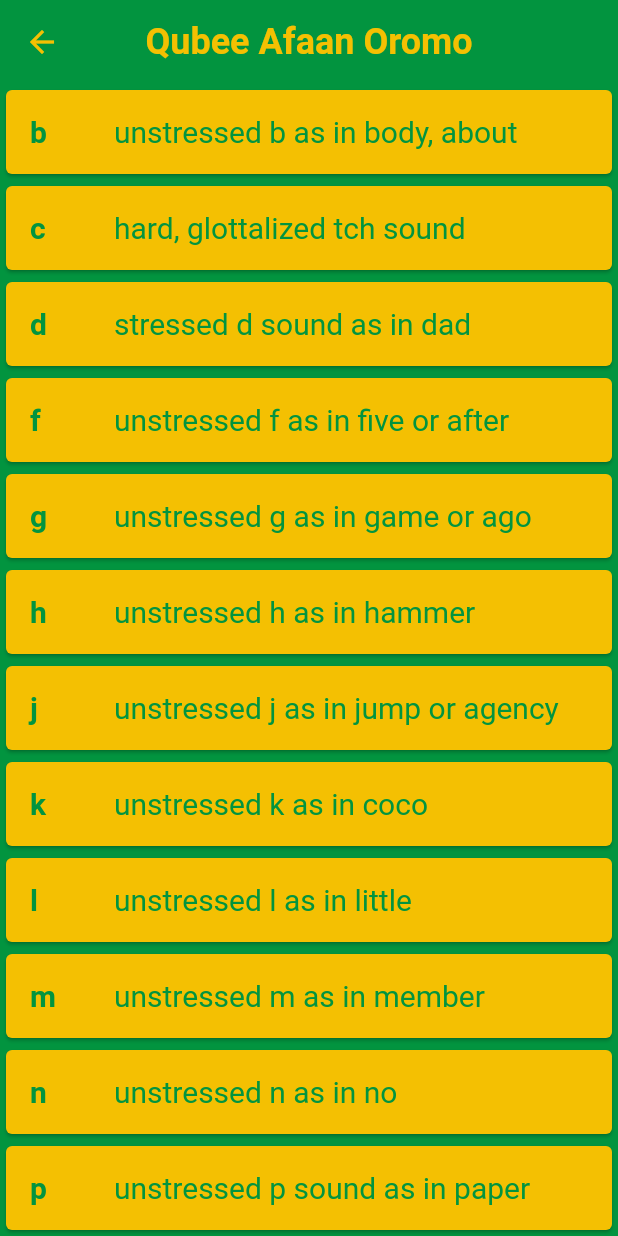
After one commit to JemalAbdullahi/OromoDictionary, a Flutter app: the OromoAlphabetScreen screen opened by its route, on a phone screen of 412 x 824 dp. The commit adds this screen. Run offline on Flutter 3.47's test engine with Material 2 defaults, Android fonts, the light colour scheme and no system bars; our stand-ins replace google_fonts, just_audio, marquee; Roboto replaces fonts that are missing (Heebo).

Commit message:
oromo translation breakdown

```diff
--- a/lib/src/app.dart
+++ b/lib/src/app.dart
@@ -1,5 +1,6 @@
 import 'package:flutter/material.dart';
 import 'package:flutter/services.dart';
+import 'package:oromo_dictionary/src/screens/oromo_alphabet_screen.dart';
 import 'package:oromo_dictionary/src/screens/search_screen.dart';
 import 'package:oromo_dictionary/src/screens/translation_screens/english_oromo_translation_screen.dart';
 import 'package:oromo_dictionary/src/screens/translation_screens/oromo_english_translation_screen.dart';
@@ -19,6 +20,7 @@ class MyApp extends StatelessWidget {
           textTheme: defaultText,
           primaryColor: COLOR_GREEN,
           accentColor: COLOR_YELLOW,
+          iconTheme: IconThemeData(color: COLOR_YELLOW),
         ),
         home: ChangeNotifierProvider(
           create: (context) => SearchListViewModel(),
@@ -32,6 +34,8 @@ class MyApp extends StatelessWidget {
               ChangeNotifierProvider(
                   create: (context) => SearchListViewModel(),
                   child: OromoEnglishTranslationScreen()),
+          OromoAlphabetScreen.routeName: (BuildContext context) =>
+              OromoAlphabetScreen(),
         });
   }
 }
--- a/lib/src/components/search_screen_comp/search_result_container.dart
+++ b/lib/src/components/search_screen_comp/search_result_container.dart
@@ -19,7 +19,7 @@ abstract class SearchResultsContainer extends StatelessWidget {
     return Container(
       decoration: _searchResultCardDecoration(),
       clipBehavior: Clip.hardEdge,
-      height: constraints.maxHeight / 1.8,
+      height: constraints.maxHeight / 2,
       width: constraints.maxWidth,
       child: englishVM.words.length > 0
           ? ListView.builder(
--- a/lib/src/components/translation_screen_comp/selected_part_of_speech.dart
+++ b/lib/src/components/translation_screen_comp/selected_part_of_speech.dart
@@ -20,7 +20,7 @@ class SelectedPartOfSpeech extends StatelessWidget {
   Widget build(BuildContext context) {
     return Expanded(
       child: Container(
-        color: COLOR_GREEN,
+        color: Theme.of(context).primaryColor,
         child: Column(
           crossAxisAlignment: CrossAxisAlignment.start,
           children: [
--- /dev/null
+++ b/lib/src/screens/oromo_alphabet_screen.dart
@@ -0,0 +1,58 @@
+import 'package:flutter/material.dart';
+import 'package:oromo_dictionary/src/utils/constants.dart';
+
+class OromoAlphabetScreen extends StatefulWidget {
+  static const String routeName = "/alphabet";
+  const OromoAlphabetScreen({Key? key}) : super(key: key);
+
+  @override
+  _OromoAlphabetScreenState createState() => _OromoAlphabetScreenState();
+}
+
+class _OromoAlphabetScreenState extends State<OromoAlphabetScreen> {
+  // ThemeData? theme;
+  @override
+  Widget build(BuildContext context) {
+    ThemeData theme = Theme.of(context);
+    return Scaffold(
+      appBar: AppBar(
+        automaticallyImplyLeading: true,
+        elevation: 0,
+        title: Text(
+          "Qubee Afaan Oromo",
+          style: theme.textTheme.headline5!.apply(color: theme.accentColor),
+        ),
+        centerTitle: true,
+        iconTheme: theme.iconTheme,
+      ),
+      body: LayoutBuilder(
+        builder: (context, constraints) {
+          return Container(
+            color: theme.primaryColor,
+            height: constraints.maxHeight,
+            width: constraints.maxWidth,
+            child: ListView.builder(
+              itemBuilder: (context, index) => Card(
+                color: theme.accentColor,
+                child: ListTile(
+                  leading: Text(
+                    consonants.keys.elementAt(index),
+                    style: theme.textTheme.headline6!
+                        .apply(color: theme.primaryColor),
+                  ),
+                  title: Text(
+                    consonants.values.elementAt(index),
+                    style: theme.textTheme.bodyText1!
+                        .apply(color: theme.primaryColor),
+                    softWrap: true,
+                  ),
+                ),
+              ),
+              itemCount: consonants.length,
+            ),
+          );
+        },
+      ),
+    );
+  }
+}
--- a/lib/src/utils/constants.dart
+++ b/lib/src/utils/constants.dart
@@ -8,7 +8,7 @@
 const COLOR_GREEN = Color(0xff02943F);
 const COLOR_RED = Color(0xFFAF0200);
 
-TextTheme defaultText = TextTheme(
+final TextTheme defaultText = TextTheme(
     headline1: GoogleFonts.heebo(fontWeight: FontWeight.bold, fontSize: 96),
     headline2: GoogleFonts.heebo(fontWeight: FontWeight.bold, fontSize: 60),
     headline3: GoogleFonts.heebo(fontWeight: FontWeight.bold, fontSize: 48),
@@ -24,3 +24,51 @@
     subtitle2: GoogleFonts.heebo(fontSize: 14, fontWeight: FontWeight.w400),
     button: GoogleFonts.heebo(fontSize: 14, fontWeight: FontWeight.w400),
     caption: GoogleFonts.heebo(fontSize: 12, fontWeight: FontWeight.normal));
+
+final Map<String, String> consonants = {
+  'b': 'unstressed b as in body, about',
+  'c': 'hard, glottalized tch sound',
+  'd': 'stressed d sound as in dad',
+  'f': 'unstressed f as in five or after',
+  'g': 'unstressed g as in game or ago',
+  'h': 'unstressed h as in hammer',
+  'j': 'unstressed j as in jump or agency',
+  'k': 'unstressed k as in coco',
+  'l': 'unstressed l as in little',
+  'm': 'unstressed m as in member',
+  'n': 'unstressed n as in no',
+  'p': 'unstressed p sound as in paper',
+  'q': 'hard, glottalized k',
+  'r': 'slightly rolling, soft r as in sparrow',
+  's': 'unstressed s sound as in Susan',
+  't': 'unstressed t as in tape',
+  'v': 'unstressed v as in avenue or very',
+  'w': 'unstressed, soft w sound as in now or wind',
+  'x': 'hard, glottalized t',
+  'y': 'unstressed y as in year or bayou',
+  'z': 'unstressed z as in zigzag',
+};
+final Map<String, String> uniqueConsonants = {
+  'ch': 'slightly stressed ch as in chase',
+  'dh': 'glottalized d produced with the tongue curled back',
+  'ph': 'glottalized p as in pope (said without breathing)',
+  'sh': 'unstressed sh sound as in should',
+  'ny': 'like the Spanish ñ, like onion or cognac',
+};
+final Map<String, String> shortVowels = {
+  'a': 'short ah sound as in again or what',
+  'e': 'e sound as in pen or empty',
+  'i': 'short i as in hit or in',
+  'o': 'o sound as in sore or open',
+  'u': 'oo sound as in who or Spanish uno',
+};
+final Map<String, String> longVowels = {
+  'aa': 'as in father, water, army',
+  'aw': 'as in cow or ouch',
+  'ay': 'as in aisle or pie',
+  'ee': 'as in eight or gray',
+  'ii': 'as in evil or teepee',
+  'oo': 'long o as in oboe or sober',
+  'oy': 'as in boy',
+  'uu': 'long oo as in fool or spoon',
+};
--- a/pubspec.yaml
+++ b/pubspec.yaml
@@ -26,6 +26,7 @@ dependencies:
   google_fonts: ^2.1.0
   provider: ^5.0.0
   just_audio: ^0.7.4
+  marquee: ^2.2.0
 
   # The following adds the Cupertino Icons font to your application.
   # Use with the CupertinoIcons class for iOS style icons.
```
Also changed, not shown: lib/src/components/search_screen_comp/language_selector.dart (+13 -7 lines), lib/src/components/search_screen_comp/search_screen_app_bar.dart (added, +50 -0 lines), lib/src/screens/search_screen.dart (+10 -92 lines), lib/src/screens/translation_screens/oromo_english_translation_screen.dart (+12 -1 lines), lib/src/services/english_definition_api.dart (+23 -8 lines), lib/src/viewmodels/oromo_translation_view_models/oromo_translation_view_model.dart (+39 -0 lines), lib/src/viewmodels/english_dictionary_def/english_dictionary_def_view_model.dart (renamed from lib/src/viewmodels/english_dictionary_def.dart/english_dictionary_def_view_model.dart), pubspec.lock.
